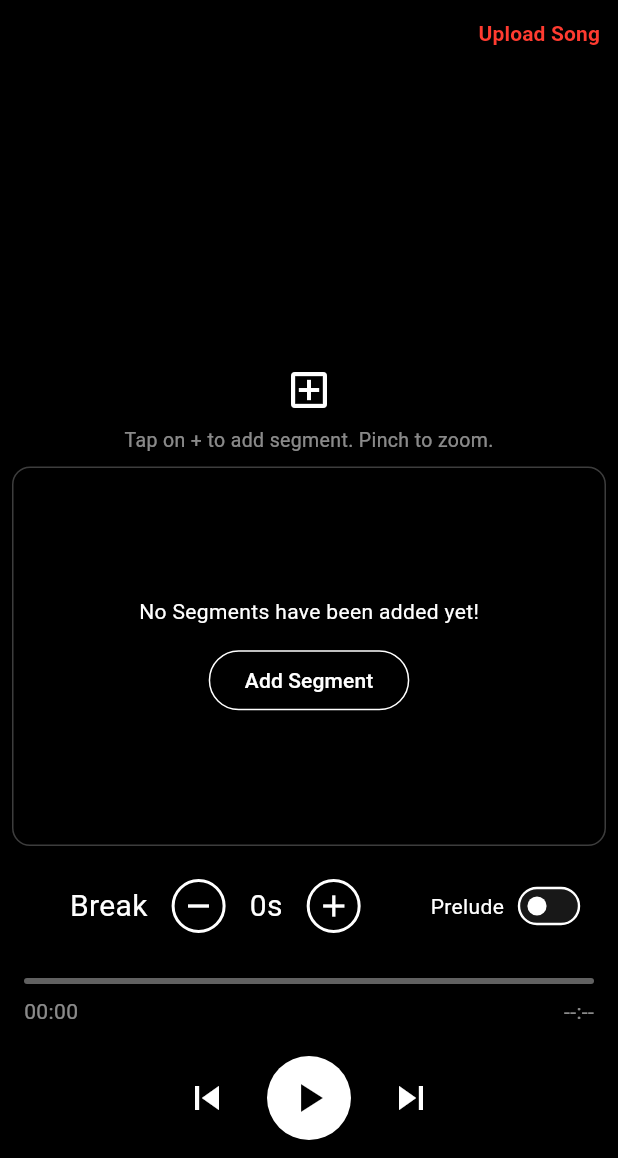
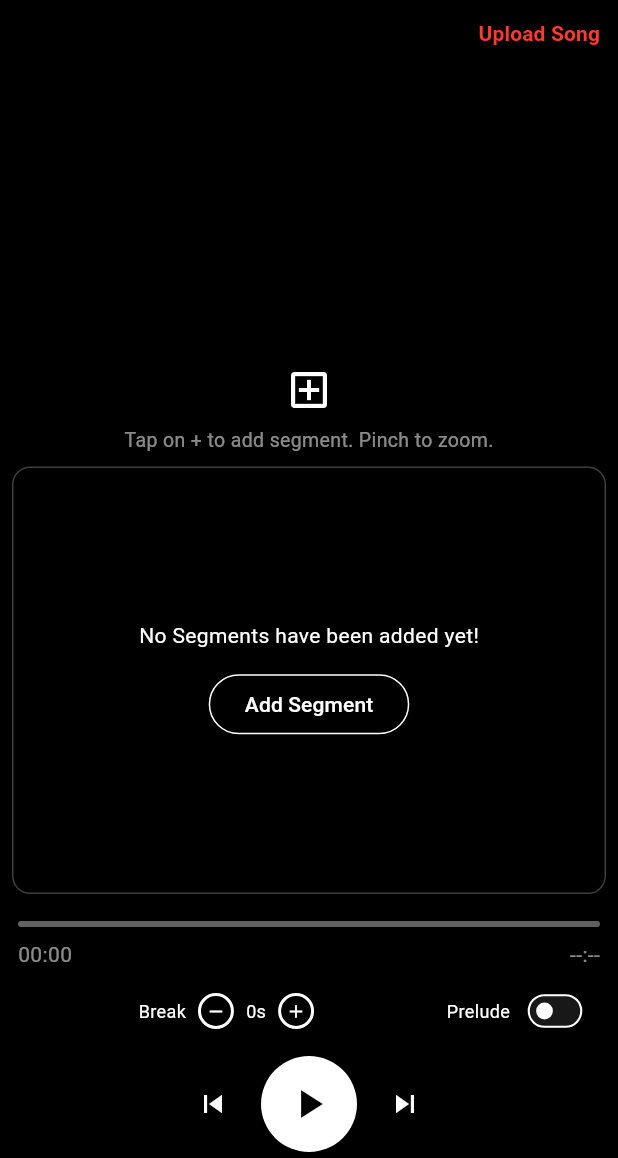
Before and after one commit to Justusschl/LoopingTool, a Flutter app: the screen it shows after launch, on a phone screen of 412 x 824 dp, the part 78-1236 px from its top. Run offline on Flutter 3.47's test engine with Material 3 defaults, Android fonts, the phone set to English and light mode, and no system bars; our stand-ins replace file_picker, just_audio, marquee.

Commit message:
Timeline behavior improved further

```diff
--- a/lib/features/looping_tool/screens/main_screen.dart
+++ b/lib/features/looping_tool/screens/main_screen.dart
@@ -115,22 +115,25 @@ class _MainScreenState extends State<MainScreen> {
                           ),
               ),
             ),
+            // Slider Row
+            Padding(
+              padding: const EdgeInsets.symmetric(horizontal: 12, vertical: 2),
+              child: SongTimelineSlider(),
+            ),
             // Break & Prelude Row
             Padding(
-              padding: const EdgeInsets.symmetric(horizontal: 16, vertical: 8),
+              padding: const EdgeInsets.symmetric(horizontal: 12, vertical: 2),
               child: Row(
                 children: [
-                  Expanded(
-                    child: BreakDurationSelector(
-                      breakSeconds: vm.breakDuration,
-                      onIncrement: () => vm.setBreakDuration(vm.breakDuration + 1),
-                      onDecrement: () => vm.setBreakDuration(vm.breakDuration > 1 ? vm.breakDuration - 1 : 1),
-                    ),
-                  ),
-                  SizedBox(width: 16),
-                  Text('Prelude', style: TextStyle(color: Colors.white)),
+                  Expanded(child: BreakDurationSelector(
+                    breakSeconds: vm.breakDuration,
+                    onIncrement: () => vm.setBreakDuration(vm.breakDuration + 1),
+                    onDecrement: () => vm.setBreakDuration(vm.breakDuration > 1 ? vm.breakDuration - 1 : 1),
+                  )),
+                  SizedBox(width: 8),
+                  Text('Prelude', style: TextStyle(color: Colors.white, fontSize: 12)),
                   Transform.scale(
-                    scale: 0.8,
+                    scale: 0.7,
                     child: Switch(
                       value: vm.preludeEnabled,
                       onChanged: (val) => vm.setPreludeEnabled(val),
@@ -140,21 +143,16 @@ class _MainScreenState extends State<MainScreen> {
                 ],
               ),
             ),
-            // Main Timeline Slider
+            // Playback Controls Row
             Padding(
-              padding: const EdgeInsets.symmetric(horizontal: 16, vertical: 8),
-              child: SongTimelineSlider(),
-            ),
-            // Playback Controls (replace with your actual controls if needed)
-            Padding(
-              padding: const EdgeInsets.symmetric(vertical: 12),
+              padding: const EdgeInsets.symmetric(vertical: 4),
               child: Row(
                 mainAxisAlignment: MainAxisAlignment.center,
                 children: [
-                  IconButton(icon: Icon(Icons.skip_previous, color: Colors.white, size: 32), onPressed: () {}),
-                  SizedBox(width: 16),
+                  IconButton(icon: Icon(Icons.skip_previous, color: Colors.white, size: 24), onPressed: () {}),
+                  SizedBox(width: 8),
                   CircleAvatar(
-                    radius: 28,
+                    radius: 32,
                     backgroundColor: Colors.white,
                     child: IconButton(
                       icon: Icon(
@@ -171,8 +169,8 @@ class _MainScreenState extends State<MainScreen> {
                       },
                     ),
                   ),
-                  SizedBox(width: 16),
-                  IconButton(icon: Icon(Icons.skip_next, color: Colors.white, size: 32), onPressed: () {}),
+                  SizedBox(width: 8),
+                  IconButton(icon: Icon(Icons.skip_next, color: Colors.white, size: 24), onPressed: () {}),
                 ],
               ),
             ),
--- a/lib/features/looping_tool/widgets/break_duration_selector.dart
+++ b/lib/features/looping_tool/widgets/break_duration_selector.dart
@@ -19,42 +19,42 @@ class BreakDurationSelector extends StatelessWidget {
       children: [
         Text(
           'Break',
-          style: TextStyle(fontSize: 20, color: Colors.white),
+          style: TextStyle(fontSize: 12, color: Colors.white),
         ),
-        SizedBox(width: 16),
+        SizedBox(width: 8),
         InkWell(
           onTap: onDecrement,
-          borderRadius: BorderRadius.circular(20),
+          borderRadius: BorderRadius.circular(12),
           child: Container(
-            width: 36,
-            height: 36,
+            width: 24,
+            height: 24,
             decoration: BoxDecoration(
               shape: BoxShape.circle,
               border: Border.all(color: Colors.white, width: 2),
             ),
             child: Center(
-              child: Icon(Icons.remove, color: Colors.white),
+              child: Icon(Icons.remove, color: Colors.white, size: 14),
             ),
           ),
         ),
-        SizedBox(width: 16),
+        SizedBox(width: 8),
         Text(
           '${breakSeconds}s',
-          style: TextStyle(fontSize: 20, color: Colors.white),
+          style: TextStyle(fontSize: 12, color: Colors.white),
         ),
-        SizedBox(width: 16),
+        SizedBox(width: 8),
         InkWell(
           onTap: onIncrement,
-          borderRadius: BorderRadius.circular(20),
+          borderRadius: BorderRadius.circular(12),
           child: Container(
-            width: 36,
-            height: 36,
+            width: 24,
+            height: 24,
             decoration: BoxDecoration(
               shape: BoxShape.circle,
               border: Border.all(color: Colors.white, width: 2),
             ),
             child: Center(
-              child: Icon(Icons.add, color: Colors.white),
+              child: Icon(Icons.add, color: Colors.white, size: 14),
             ),
           ),
         ),
--- a/lib/features/looping_tool/widgets/custom_timeline.dart
+++ b/lib/features/looping_tool/widgets/custom_timeline.dart
@@ -259,6 +259,16 @@ class _AnimatedCustomTimelineState extends State<AnimatedCustomTimeline> with Si
   }
 
   @override
+  void didUpdateWidget(covariant AnimatedCustomTimeline oldWidget) {
+    super.didUpdateWidget(oldWidget);
+    if (!_isInteracting && (widget.positionSeconds - _displayedPosition).abs() > 0.01) {
+      setState(() {
+        _displayedPosition = widget.positionSeconds;
+      });
+    }
+  }
+
+  @override
   void dispose() {
     _ticker.dispose();
     super.dispose();
--- a/lib/features/looping_tool/widgets/timeline_zoom_test.dart
+++ b/lib/features/looping_tool/widgets/timeline_zoom_test.dart
@@ -103,7 +103,7 @@ class _DAWTimelineState extends State<DAWTimeline> with SingleTickerProviderStat
         child: CustomPaint(
           size: Size.infinite,
           painter: TimelinePainter(
-            positionSeconds: _centerPosition + _pan,
+            positionSeconds: widget.audioPosition,
             totalSeconds: widget.totalSeconds,
             windowSeconds: windowSeconds,
             waveform: widget.waveform,
```
